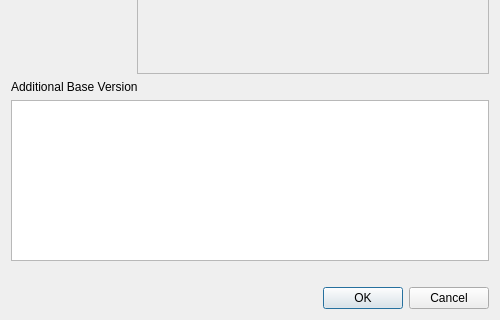
This is qt/lc_qhubmergedialog.ui in ghackenberg/leocad as Qt 5 draws it before an edit; both pictures show x 0 to 500 and y 154 to 474 of the 500 by 474 pixel window. The edited form follows.
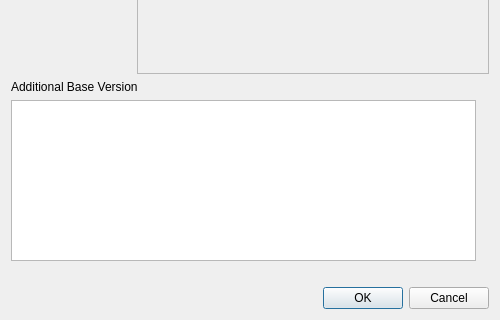
This is the edited form.

The edit to the form file:
```diff
--- a/qt/lc_qhubmergedialog.ui
+++ b/qt/lc_qhubmergedialog.ui
@@ -68,7 +68,18 @@
     </widget>
    </item>
    <item>
-    <widget class="QListWidget" name="AdditionalVersionList"/>
+    <layout class="QHBoxLayout" name="horizontalLayout">
+     <item>
+      <widget class="QListWidget" name="AdditionalVersionList"/>
+     </item>
+     <item>
+      <widget class="QLabel" name="AdditionalVersionImage">
+       <property name="text">
+        <string/>
+       </property>
+      </widget>
+     </item>
+    </layout>
    </item>
    <item>
     <widget class="QLabel" name="ErrorLabel">
```
Left out of the diff: 39 changed lines with no effect on the pictures.
